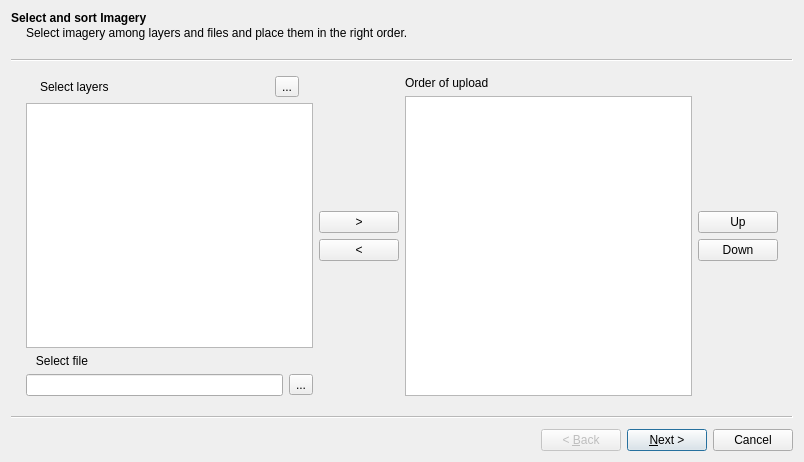
Qt form OpenAerialMap/gui/ui/img_uploader_wizard.ui (hotosm/oam-qgis-plugin) before a commit.
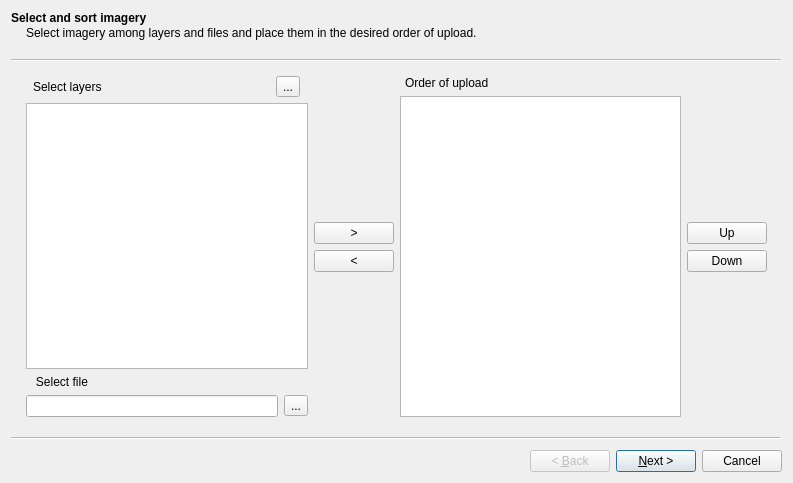
The same form after that commit.

Commit message: Fixed metadata review box; Get updated bbox info for reprojection; Filename handling for reprojection ("_EPSG3857"); Updated wizard design; Changed some method names for better comprehension; General code cleaning and commenting.

```diff
--- a/OpenAerialMap/gui/ui/img_uploader_wizard.ui
+++ b/OpenAerialMap/gui/ui/img_uploader_wizard.ui
@@ -6,8 +6,8 @@
    <rect>
     <x>0</x>
     <y>0</y>
-    <width>804</width>
-    <height>462</height>
+    <width>793</width>
+    <height>483</height>
    </rect>
   </property>
   <property name="windowTitle">
@@ -15,10 +15,10 @@
   </property>
   <widget class="QWizardPage" name="wizardPage1">
    <property name="title">
-    <string>Select and sort Imagery</string>
+    <string>Select and sort imagery</string>
    </property>
    <property name="subTitle">
-    <string>Select imagery among layers and files and place them in the right order.</string>
+    <string>Select imagery among layers and files and place them in the desired order of upload.</string>
    </property>
    <layout class="QGridLayout" name="gridLayout_3">
     <item row="0" column="0">
@@ -28,7 +28,7 @@
         <item>
          <layout class="QHBoxLayout" name="horizontalLayout">
           <property name="spacing">
-           <number>30</number>
+           <number>45</number>
           </property>
           <property name="sizeConstraint">
            <enum>QLayout::SetDefaultConstraint</enum>
@@ -47,6 +47,9 @@
             <property name="text">
              <string>Select layers</string>
             </property>
+            <property name="indent">
+             <number>-30</number>
+            </property>
            </widget>
           </item>
           <item>
@@ -76,12 +79,21 @@
         </item>
         <item>
          <widget class="QLabel" name="file_label">
+          <property name="sizePolicy">
+           <sizepolicy hsizetype="Preferred" vsizetype="Preferred">
+            <horstretch>0</horstretch>
+            <verstretch>0</verstretch>
+           </sizepolicy>
+          </property>
           <property name="styleSheet">
            <string notr="true"/>
           </property>
           <property name="text">
            <string>   Select file</string>
           </property>
+          <property name="indent">
+           <number>-1</number>
+          </property>
          </widget>
         </item>
         <item>
@@ -168,6 +180,9 @@
           <property name="text">
            <string>Order of upload</string>
           </property>
+          <property name="indent">
+           <number>5</number>
+          </property>
          </widget>
         </item>
         <item>
```
Left out of the diff: 87 changed lines with no effect on the pictures. The commit also changes 1 other file.
